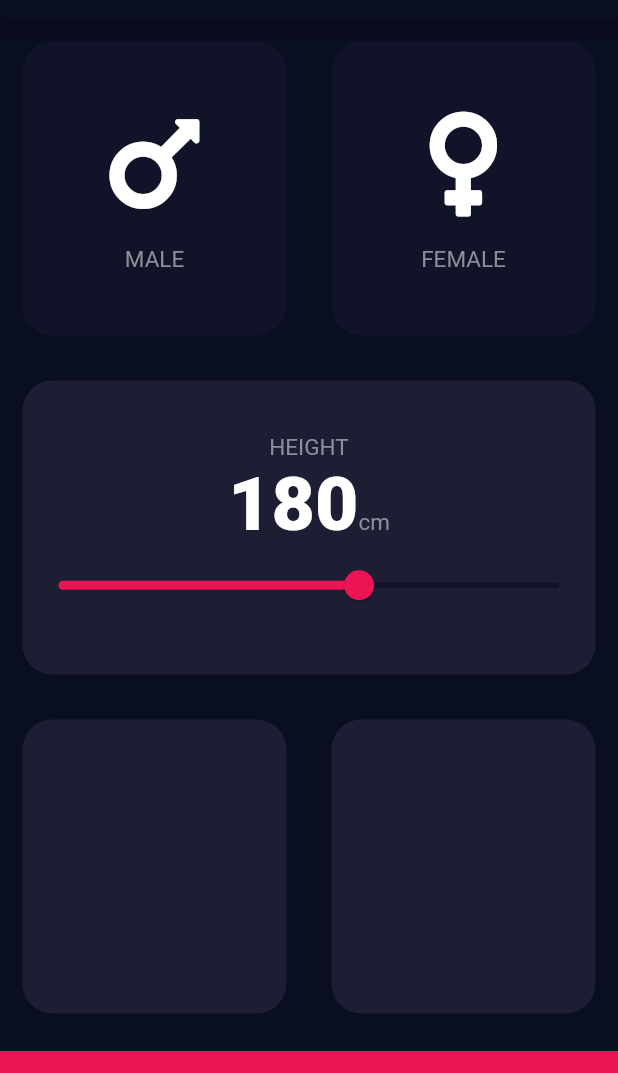
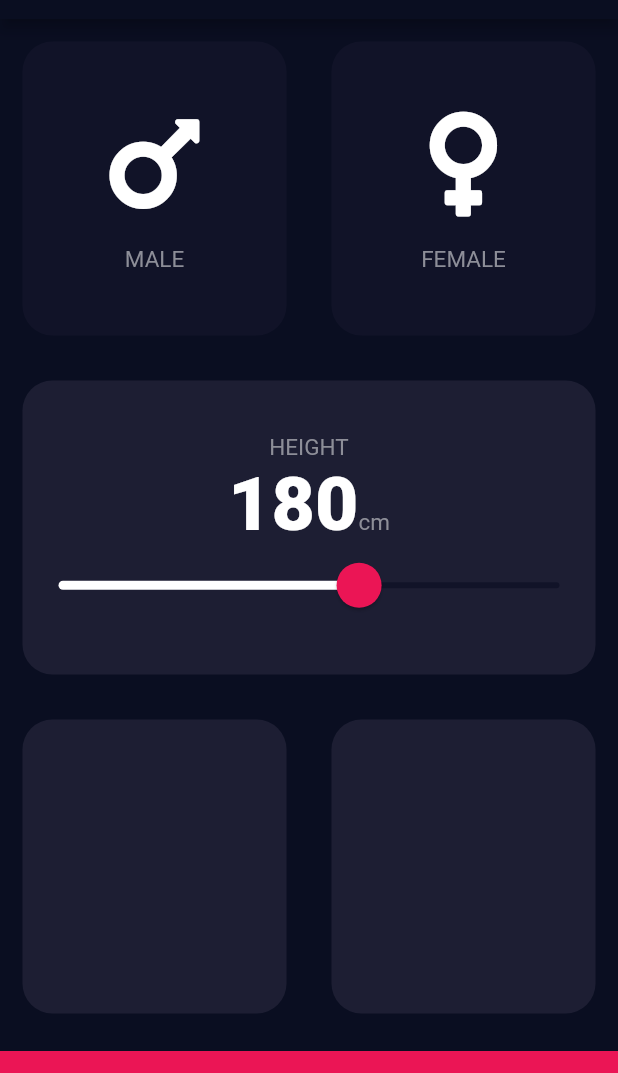
Before and after one commit to dastagg/LAB-F-bmi-calculator, a Flutter app: the screen it shows after launch, on a phone screen of 412 x 824 dp, the part 65-1138 px from its top. Run offline on Flutter 3.47's test engine with Material 2 defaults, Android fonts, the phone set to English and light mode, and no system bars; our stand-ins replace font_awesome_flutter.

Commit message:
Section 12-11 Completed.

```diff
--- a/lib/input_page.dart
+++ b/lib/input_page.dart
@@ -95,9 +95,16 @@ class _InputPageState extends State<InputPage> {
 
                     ],
                   ),
-                  Slider(
-                    activeColor: kBottomContainerColor,
-                    inactiveColor: kInactiveCardColor,
+                  SliderTheme(
+                    data: SliderTheme.of(context).copyWith(
+                      activeTrackColor: Colors.white,
+                      inactiveTrackColor: kInactiveCardColor,
+                      thumbColor: kBottomContainerColor,
+                      thumbShape: const RoundSliderThumbShape(enabledThumbRadius: 15.0),
+                      overlayColor: kBottomContainerColor.withAlpha(90),
+                      overlayShape: const RoundSliderOverlayShape(overlayRadius: 24.0),
+                    ),
+                    child: Slider(
                       value: _personHeight.toDouble(),
                       min: 120.0,
                       max: 220.0,
@@ -106,6 +113,7 @@ class _InputPageState extends State<InputPage> {
                           _personHeight = newValue.round();
                         });
                       },
+                    ),
                   ),
                 ],
               ),
```
Lines whose indentation alone changed are shown as unchanged.
